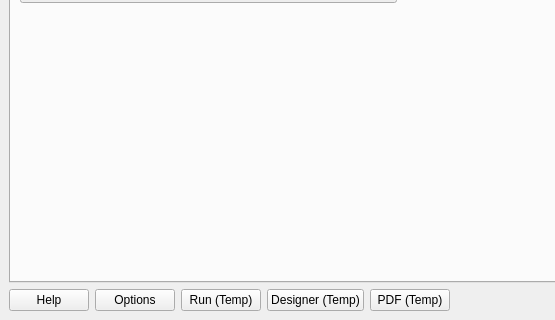
Above: src/cplus_plugin/ui/qgis_cplus_main_dockwidget.ui from ConservationInternational/cplus-plugin before the change; both pictures show x 0 to 555 and y 322 to 642 of the 799 by 642 pixel window. Below: the same form after it.
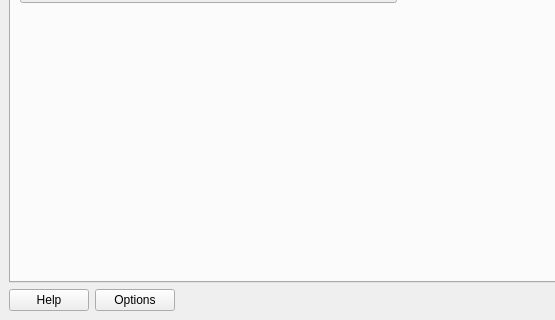
That is the form after the change. Icons and pictures are not drawn. Custom widgets are drawn as their Qt base class.

Commit message: Remove report test buttons.

What changed in the file:
```diff
--- a/src/cplus_plugin/ui/qgis_cplus_main_dockwidget.ui
+++ b/src/cplus_plugin/ui/qgis_cplus_main_dockwidget.ui
@@ -365,27 +365,6 @@
           </property>
          </widget>
         </item>
-        <item>
-         <widget class="QPushButton" name="btn_rpt_run">
-          <property name="text">
-           <string>Run (Temp)</string>
-          </property>
-         </widget>
-        </item>
-        <item>
-         <widget class="QPushButton" name="btn_layout">
-          <property name="text">
-           <string>Designer (Temp)</string>
-          </property>
-         </widget>
-        </item>
-        <item>
-         <widget class="QPushButton" name="btn_pdf">
-          <property name="text">
-           <string>PDF (Temp)</string>
-          </property>
-         </widget>
-        </item>
         <item>
          <spacer name="horizontalSpacer">
           <property name="orientation">
```
The commit also changes 1 other file.
